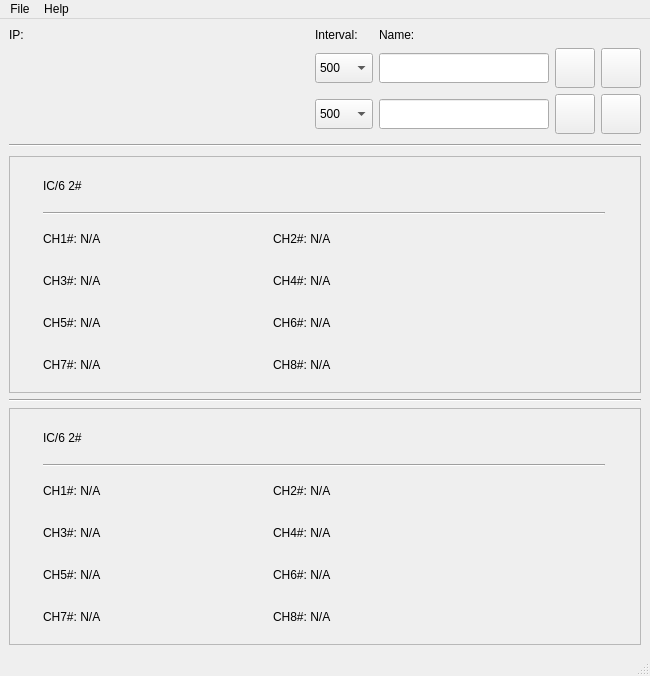
The window that ic6_comm.ui (xmartinly/ic6comm) describes before a commit, drawn with Qt 5.
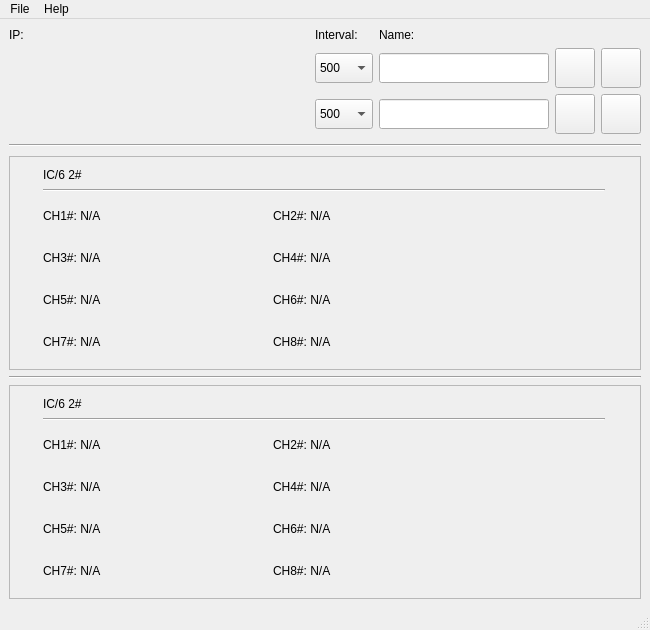
The same window after the commit. Icons and pictures are not drawn. Custom widgets are drawn as their Qt base class.

Patch:
```diff
--- a/ic6_comm.ui
+++ b/ic6_comm.ui
@@ -7,19 +7,19 @@
     <x>0</x>
     <y>0</y>
     <width>650</width>
-    <height>676</height>
+    <height>630</height>
    </rect>
   </property>
   <property name="minimumSize">
    <size>
     <width>650</width>
-    <height>620</height>
+    <height>630</height>
    </size>
   </property>
   <property name="maximumSize">
    <size>
     <width>650</width>
-    <height>676</height>
+    <height>630</height>
    </size>
   </property>
   <property name="windowTitle">
@@ -374,7 +374,7 @@
       <property name="frameShadow">
        <enum>QFrame::Raised</enum>
       </property>
-      <layout class="QGridLayout" name="gridLayout_3" rowstretch="1,1,99,99,99,99">
+      <layout class="QGridLayout" name="gridLayout_3" rowstretch="1,1,99,99,99,99" columnstretch="0,0,0,0">
        <item row="0" column="0">
         <widget class="QLabel" name="ch2_info_2">
          <property name="text">
@@ -393,7 +393,7 @@
         <widget class="QLabel" name="ch2_9">
          <property name="minimumSize">
           <size>
-           <width>0</width>
+           <width>200</width>
            <height>35</height>
           </size>
          </property>
@@ -412,7 +412,7 @@
         <widget class="QLabel" name="ch2_10">
          <property name="minimumSize">
           <size>
-           <width>0</width>
+           <width>200</width>
            <height>35</height>
           </size>
          </property>
@@ -463,7 +463,7 @@
         <widget class="QLabel" name="ch2_11">
          <property name="minimumSize">
           <size>
-           <width>0</width>
+           <width>200</width>
            <height>35</height>
           </size>
          </property>
@@ -482,7 +482,7 @@
         <widget class="QLabel" name="ch2_12">
          <property name="minimumSize">
           <size>
-           <width>0</width>
+           <width>200</width>
            <height>35</height>
           </size>
          </property>
@@ -533,7 +533,7 @@
         <widget class="QLabel" name="ch2_13">
          <property name="minimumSize">
           <size>
-           <width>0</width>
+           <width>200</width>
            <height>35</height>
           </size>
          </property>
@@ -552,7 +552,7 @@
         <widget class="QLabel" name="ch2_14">
          <property name="minimumSize">
           <size>
-           <width>0</width>
+           <width>200</width>
            <height>35</height>
           </size>
          </property>
@@ -603,7 +603,7 @@
         <widget class="QLabel" name="ch2_15">
          <property name="minimumSize">
           <size>
-           <width>0</width>
+           <width>200</width>
            <height>35</height>
           </size>
          </property>
@@ -687,7 +687,7 @@
       <property name="frameShadow">
        <enum>QFrame::Raised</enum>
       </property>
-      <layout class="QGridLayout" name="gridLayout_2" rowstretch="1,1,99,99,99,99">
+      <layout class="QGridLayout" name="gridLayout_2" rowstretch="1,1,99,99,99,99" columnstretch="0,0,0,0">
        <item row="0" column="0">
         <widget class="QLabel" name="ch2_info">
          <property name="text">
@@ -706,7 +706,7 @@
         <widget class="QLabel" name="ch2_1">
          <property name="minimumSize">
           <size>
-           <width>0</width>
+           <width>200</width>
            <height>35</height>
           </size>
          </property>
@@ -725,7 +725,7 @@
         <widget class="QLabel" name="ch2_2">
          <property name="minimumSize">
           <size>
-           <width>0</width>
+           <width>200</width>
            <height>35</height>
           </size>
          </property>
@@ -776,7 +776,7 @@
         <widget class="QLabel" name="ch2_3">
          <property name="minimumSize">
           <size>
-           <width>0</width>
+           <width>200</width>
            <height>35</height>
           </size>
          </property>
@@ -795,7 +795,7 @@
         <widget class="QLabel" name="ch2_4">
          <property name="minimumSize">
           <size>
-           <width>0</width>
+           <width>200</width>
            <height>35</height>
           </size>
          </property>
@@ -846,7 +846,7 @@
         <widget class="QLabel" name="ch2_5">
          <property name="minimumSize">
           <size>
-           <width>0</width>
+           <width>200</width>
            <height>35</height>
           </size>
          </property>
@@ -865,7 +865,7 @@
         <widget class="QLabel" name="ch2_6">
          <property name="minimumSize">
           <size>
-           <width>0</width>
+           <width>200</width>
            <height>35</height>
           </size>
          </property>
@@ -916,7 +916,7 @@
         <widget class="QLabel" name="ch2_7">
          <property name="minimumSize">
           <size>
-           <width>0</width>
+           <width>200</width>
            <height>35</height>
           </size>
          </property>
@@ -935,7 +935,7 @@
         <widget class="QLabel" name="ch2_8">
          <property name="minimumSize">
           <size>
-           <width>0</width>
+           <width>200</width>
            <height>35</height>
           </size>
          </property>
```
Left out of the diff: 36 changed lines with no effect on the pictures.
